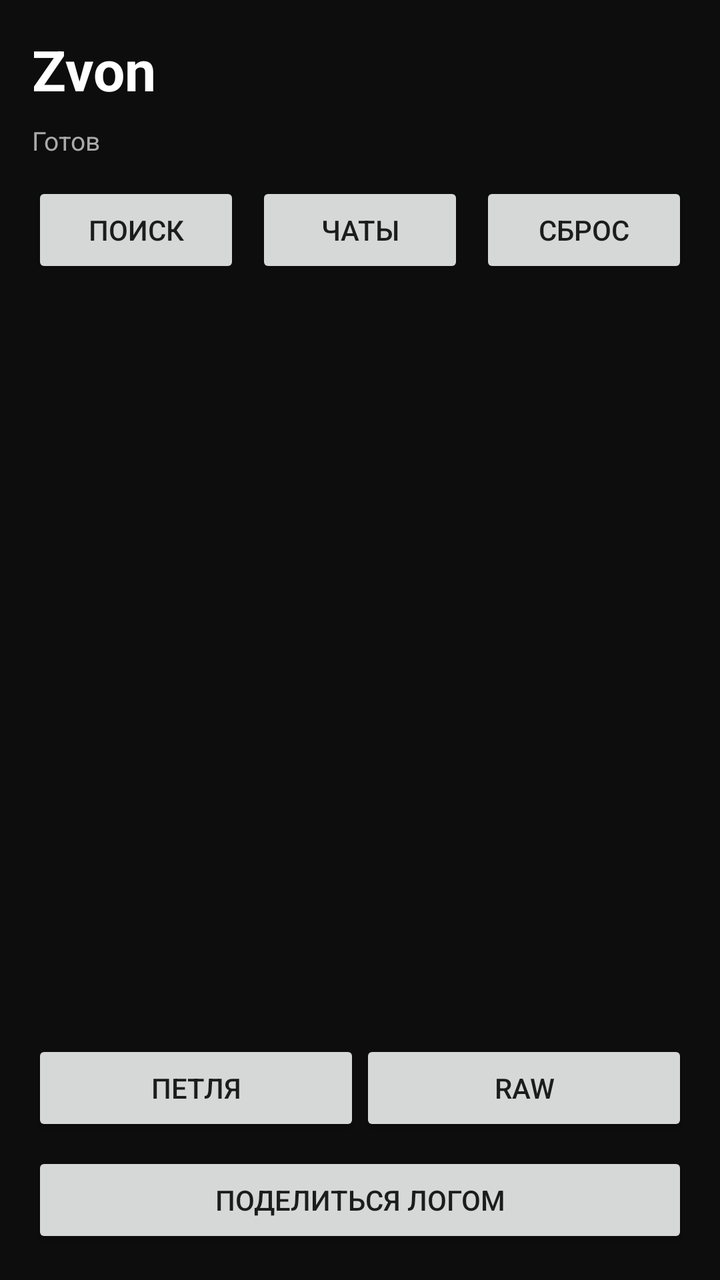
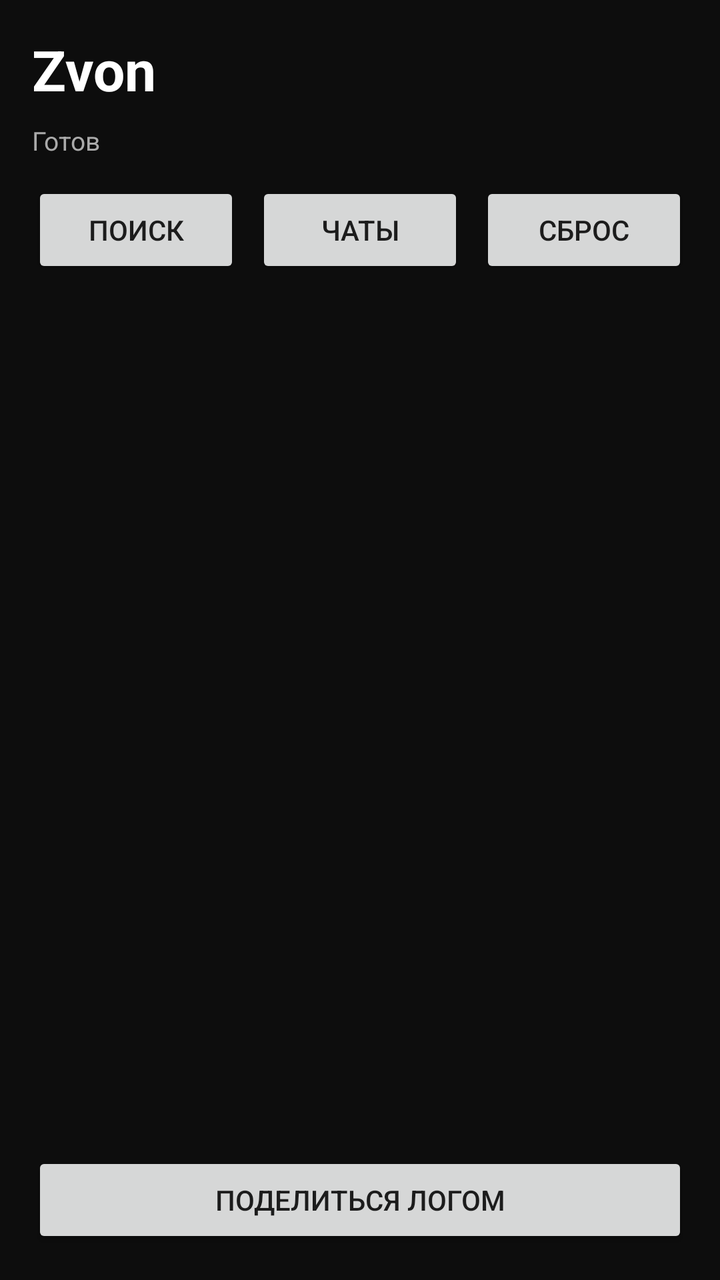

An Android layout rendered at two revisions. The XML below is the earlier revision; the diff shows what the commit changed to produce the second picture.
<!-- AndroidManifest.xml: application theme Theme.AppCompat.DayNight.NoActionBar -->
<!-- res/layout/activity_main.xml -->
<?xml version="1.0" encoding="utf-8"?>
<FrameLayout xmlns:android="http://schemas.android.com/apk/res/android"
    android:layout_width="match_parent" android:layout_height="match_parent"
    android:background="#0D0D0D">

    <LinearLayout android:id="@+id/discoveryView"
        android:layout_width="match_parent" android:layout_height="match_parent"
        android:orientation="vertical" android:padding="16dp">

        <TextView android:layout_width="wrap_content" android:layout_height="wrap_content"
            android:text="Zvon" android:textColor="#FFFFFF" android:textSize="28sp" android:textStyle="bold"/>

        <TextView android:id="@+id/statusText" android:layout_width="match_parent"
            android:layout_height="wrap_content" android:layout_marginTop="8dp"
            android:text="Готов" android:textColor="#AAAAAA" android:textSize="13sp"/>

        <LinearLayout android:layout_width="match_parent" android:layout_height="wrap_content"
            android:orientation="horizontal" android:layout_marginTop="12dp">
            <Button android:id="@+id/btnDiscover" android:layout_width="0dp"
                android:layout_weight="1" android:layout_height="wrap_content" android:text="Поиск"/>
            <Button android:id="@+id/btnChats" android:layout_width="0dp"
                android:layout_weight="1" android:layout_height="wrap_content"
                android:layout_marginStart="8dp" android:text="Чаты"/>
            <Button android:id="@+id/btnForceReset" android:layout_width="0dp"
                android:layout_weight="1" android:layout_height="wrap_content"
                android:layout_marginStart="8dp" android:text="Сброс"/>
        </LinearLayout>

        <ScrollView android:layout_width="match_parent" android:layout_height="0dp"
            android:layout_weight="1" android:layout_marginTop="8dp">
            <LinearLayout android:id="@+id/peerList" android:layout_width="match_parent"
                android:layout_height="wrap_content" android:orientation="vertical"/>
        </ScrollView>

        <LinearLayout android:layout_width="match_parent" android:layout_height="wrap_content"
            android:orientation="horizontal">
            <Button android:id="@+id/btnLoopback" android:layout_width="0dp"
                android:layout_weight="1" android:layout_height="wrap_content" android:text="Петля"/>
            <Button android:id="@+id/btnRaw" android:layout_width="0dp"
                android:layout_weight="1" android:layout_height="wrap_content" android:text="RAW"/>
        </LinearLayout>

        <Button android:id="@+id/btnShareLog" android:layout_width="match_parent"
            android:layout_height="wrap_content" android:layout_marginTop="8dp"
            android:text="Поделиться логом"/>
    </LinearLayout>

    <LinearLayout android:id="@+id/callView" android:visibility="gone"
        android:layout_width="match_parent" android:layout_height="match_parent"
        android:orientation="vertical" android:gravity="center" android:padding="24dp">

        <TextView android:id="@+id/callStatus" android:layout_width="wrap_content"
            android:layout_height="wrap_content" android:text="Звонок" android:textColor="#FFFFFF"
            android:textSize="26sp" android:textStyle="bold"/>
        <TextView android:id="@+id/callPeer" android:layout_width="wrap_content"
            android:layout_height="wrap_content" android:layout_marginTop="8dp"
            android:text="" android:textColor="#AAAAAA" android:textSize="14sp"/>
        <TextView android:id="@+id/callDuration" android:layout_width="wrap_content"
            android:layout_height="wrap_content" android:layout_marginTop="16dp"
            android:text="00:00" android:textColor="#FFFFFF" android:textSize="48sp"
            android:fontFamily="monospace"/>
        <TextView android:id="@+id/callStats" android:layout_width="wrap_content"
            android:layout_height="wrap_content" android:layout_marginTop="8dp"
            android:text="" android:textColor="#666666" android:textSize="10sp"
            android:fontFamily="monospace"/>

        <LinearLayout android:layout_width="match_parent" android:layout_height="wrap_content"
            android:orientation="horizontal" android:layout_marginTop="40dp">
            <Button android:id="@+id/btnMute" android:layout_width="0dp"
                android:layout_weight="1" android:layout_height="wrap_content"
                android:layout_marginEnd="6dp" android:text="Без звука"/>
            <Button android:id="@+id/btnSpeaker" android:layout_width="0dp"
                android:layout_weight="1" android:layout_height="wrap_content"
                android:layout_marginStart="6dp" android:text="📞 Телефон"/>
        </LinearLayout>

        <Button android:id="@+id/btnHangup" android:layout_width="match_parent"
            android:layout_height="wrap_content" android:layout_marginTop="8dp"
            android:text="Завершить"/>
    </LinearLayout>
</FrameLayout>
<!-- resources referenced by this layout -->
<resources>

</resources>

<!-- the commit's change to res/layout/activity_main.xml (unified diff, before → after) -->
@@ -31,14 +31,6 @@
             <LinearLayout android:id="@+id/peerList" android:layout_width="match_parent"
                 android:layout_height="wrap_content" android:orientation="vertical"/>
         </ScrollView>
-
-        <LinearLayout android:layout_width="match_parent" android:layout_height="wrap_content"
-            android:orientation="horizontal">
-            <Button android:id="@+id/btnLoopback" android:layout_width="0dp"
-                android:layout_weight="1" android:layout_height="wrap_content" android:text="Петля"/>
-            <Button android:id="@+id/btnRaw" android:layout_width="0dp"
-                android:layout_weight="1" android:layout_height="wrap_content" android:text="RAW"/>
-        </LinearLayout>
 
         <Button android:id="@+id/btnShareLog" android:layout_width="match_parent"
             android:layout_height="wrap_content" android:layout_marginTop="8dp"
